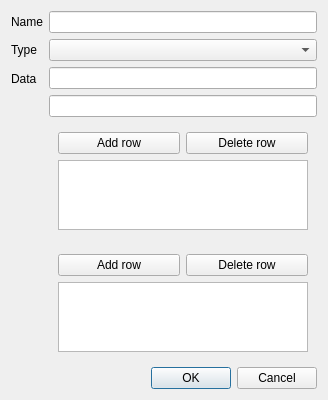
This is src/gui/forms/declarations/variabledialog.ui in caozhongxiao/espreso as Qt 5 draws it before an edit. The edited form follows.
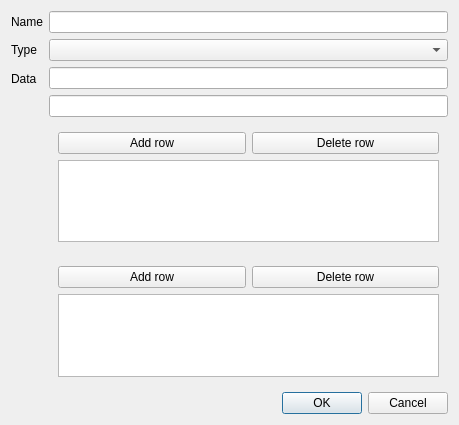
This is the edited form.

Commit message: ENH/FIX: [GUI] Piecewise table validation. Fixed storing of piecewise function.

```diff
--- a/src/gui/forms/declarations/variabledialog.ui
+++ b/src/gui/forms/declarations/variabledialog.ui
@@ -6,10 +6,16 @@
    <rect>
     <x>0</x>
     <y>0</y>
-    <width>328</width>
-    <height>393</height>
+    <width>459</width>
+    <height>425</height>
    </rect>
   </property>
+  <property name="sizePolicy">
+   <sizepolicy hsizetype="Expanding" vsizetype="Expanding">
+    <horstretch>0</horstretch>
+    <verstretch>0</verstretch>
+   </sizepolicy>
+  </property>
   <property name="windowTitle">
    <string>Dialog</string>
   </property>
@@ -49,7 +55,11 @@
         <widget class="QLineEdit" name="editConstant"/>
        </item>
        <item>
-        <widget class="QLineEdit" name="editFunction"/>
+        <widget class="QLineEdit" name="editFunction">
+         <property name="enabled">
+          <bool>true</bool>
+         </property>
+        </widget>
        </item>
        <item>
         <widget class="QFrame" name="frameTable">
@@ -80,6 +90,9 @@
        </item>
        <item>
         <widget class="QFrame" name="framePiecewise">
+         <property name="enabled">
+          <bool>true</bool>
+         </property>
          <layout class="QVBoxLayout" name="verticalLayout_4">
           <item>
            <layout class="QHBoxLayout" name="horizontalLayout_2">
```
The commit also changes 3 other files.
